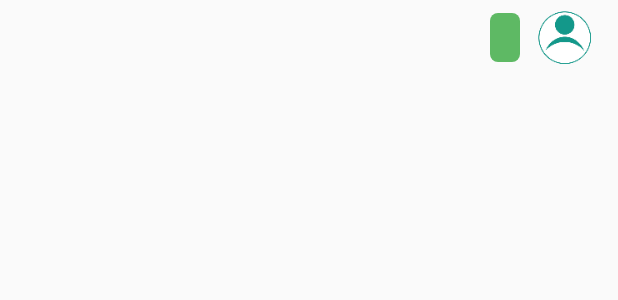
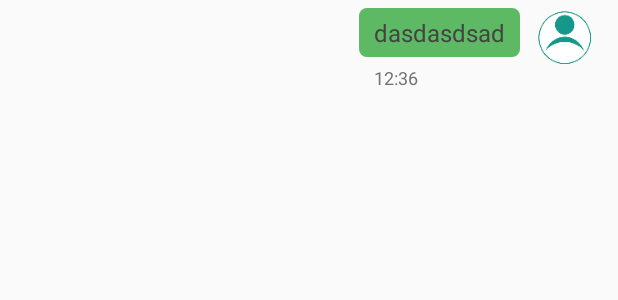
Before and after one commit to AlexSazhko/ChatClient, an Android app: the layout item_message_right.xml on its own in the app's theme, with its tools: preview values and no code run, on a phone screen of 412 x 824 dp. Shown: the top 300 px of the screen. Run offline under Robolectric (Android 15) with nearby library versions, the phone set to English and light mode, and no system bars.

```diff
--- a/app/build.gradle
+++ b/app/build.gradle
@@ -20,6 +20,7 @@ android {
 }
 
 dependencies {
-    compile fileTree(dir: 'libs', include: ['*.jar'])
+    compile fileTree(include: ['*.jar'], dir: 'libs')
     compile 'com.android.support:appcompat-v7:22.2.1'
+    compile files('libs/gson-2.3.1.jar')
 }
--- a/app/src/main/AndroidManifest.xml
+++ b/app/src/main/AndroidManifest.xml
@@ -1,6 +1,8 @@
 <?xml version="1.0" encoding="utf-8"?>
 <manifest xmlns:android="http://schemas.android.com/apk/res/android"
     package="com.alexsazhko.chatclient" >
+
+    <uses-permission android:name="android.permission.INTERNET"/>
 
     <application
         android:allowBackup="true"
--- a/app/src/main/java/com/alexsazhko/chatclient/entity/ChatMessage.java
+++ b/app/src/main/java/com/alexsazhko/chatclient/entity/ChatMessage.java
@@ -46,6 +46,7 @@ public class ChatMessage implements Parcelable{
     public void setMsgContent(String paramMsgContent) {
         messageContent = paramMsgContent;
     }
+
     public String getUserName() {
         return userName;
     }
--- a/app/src/main/res/layout/item_message_right.xml
+++ b/app/src/main/res/layout/item_message_right.xml
@@ -1,5 +1,6 @@
 <?xml version="1.0" encoding="utf-8"?>
 <LinearLayout xmlns:android="http://schemas.android.com/apk/res/android"
+    android:id="@+id/llMessageItemRight"
     android:layout_width="match_parent"
     android:layout_height="match_parent"
     android:padding="5dp"
@@ -7,25 +8,44 @@
     android:orientation="vertical">
 
     <LinearLayout
+
         android:layout_width="wrap_content"
         android:layout_height="wrap_content"
         android:orientation="horizontal"
-        android:gravity="center_vertical">
+        android:gravity="center_vertical|right">
 
+        <LinearLayout
+            android:layout_width="wrap_content"
+            android:layout_height="wrap_content"
+            android:orientation="vertical"
+            android:layout_marginLeft="80dp">
 
             <TextView
                 android:id="@+id/tvMsgContent"
                 android:layout_width="wrap_content"
                 android:layout_height="wrap_content"
                 android:textSize="@dimen/message_content_text"
-            android:layout_marginLeft="80dp"
-            android:textColor="@color/title_gray"
+                android:background="@drawable/bg_msg_right"
                 android:paddingLeft="10dp"
                 android:paddingRight="10dp"
                 android:paddingTop="5dp"
                 android:paddingBottom="5dp"
-            android:background="@drawable/bg_msg_right" />
+                android:textColor="@color/title_gray"
+                android:text = "dasdasdsad"
+                />
 
+            <TextView
+                android:id="@+id/tvMsgTime"
+                android:layout_width="wrap_content"
+                android:layout_height="wrap_content"
+                android:textSize="@dimen/message_time_text"
+                android:layout_gravity="start"
+                android:textColor="@color/text_msg_time"
+                android:paddingLeft="10dp"
+                android:paddingTop="5dp"
+                android:text = "12:36"/>
+
+        </LinearLayout>
 
         <ImageView
             android:id="@+id/ivPicture"
@@ -33,19 +53,13 @@
             android:layout_height="40dp"
             android:layout_marginLeft="10dp"
             android:layout_marginRight="10dp"
+            android:layout_gravity="top"
             android:src="@drawable/ic_contact"
             android:contentDescription="@string/empty"
             android:scaleType="fitXY"/>
 
     </LinearLayout>
 
-    <TextView
-        android:id="@+id/tvMsgTime"
-        android:layout_width="wrap_content"
-        android:layout_height="wrap_content"
-        android:layout_marginLeft="80dp"
-        android:textSize="@dimen/message_time_text"
-        android:layout_gravity="start"
-        android:textColor="@color/text_msg_time" />
+
 
 </LinearLayout>
```
Also changed, not shown: app/src/main/java/com/alexsazhko/chatclient/ChatRoomActivity.java (+61 -19 lines), app/src/main/java/com/alexsazhko/chatclient/ReceiveMessageCallBack.java (added, +9 -0 lines), app/src/main/java/com/alexsazhko/chatclient/ServerConnection.java (added, +151 -0 lines), app/src/main/java/com/alexsazhko/chatclient/adapter/MessageListAdapter.java (+39 -15 lines), app/src/main/res/layout/item_message_left.xml (+25 -7 lines), app/libs/gson-2.3.1.jar (added), 1 other file. Lines whose indentation alone changed are shown as unchanged.
